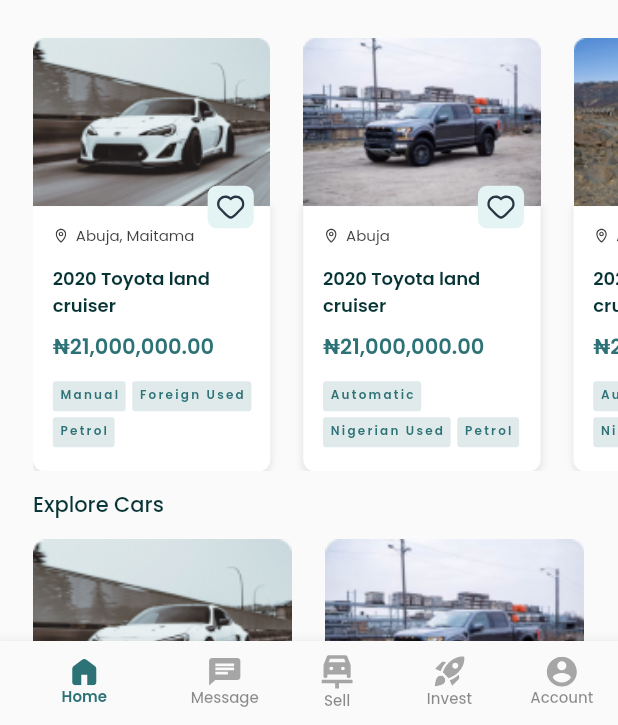
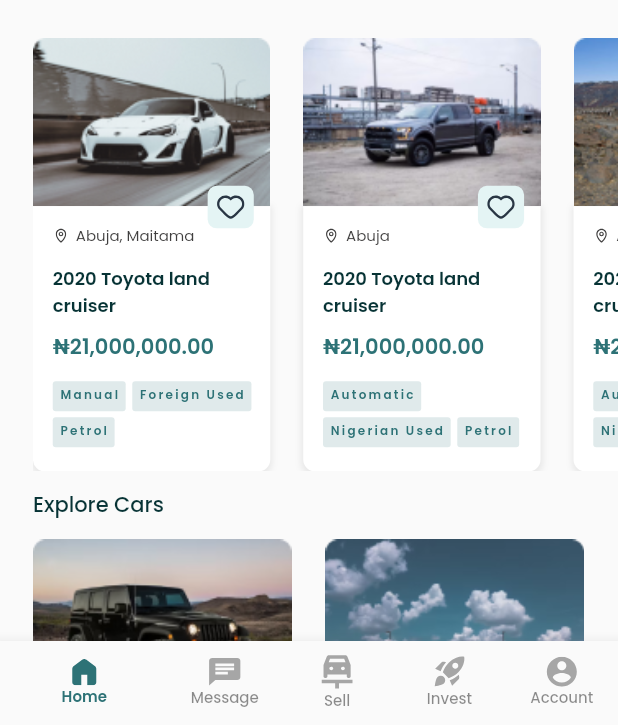
Before and after one commit to OjoMutiu/Car-Dealership, a Flutter app: the screen it shows after launch, scrolled down 576 dp, on a phone screen of 412 x 824 dp, the part 511-1236 px from its top. Run offline on Flutter 3.47's test engine with Material 2 defaults, Android fonts, the phone set to English and light mode, and no system bars; our stand-ins replace flutter_svg, google_fonts.

Commit message:
Home Page UI update

```diff
--- a/lib/src/screens/home/body.dart
+++ b/lib/src/screens/home/body.dart
@@ -120,19 +120,19 @@
                       crossAxisCount: 2,
                       childAspectRatio: 0.65,
                     ),
-                    itemCount: demoOloworayAutosCars.length,
+                    itemCount: demoExploreCars.length,
                     itemBuilder: (context, index) {
                       return CarCad(
                           width: 157,
-                          year: demoOloworayAutosCars[index].yearOfManufacture,
-                          price: demoOloworayAutosCars[index].priceOfCar,
-                          make: demoOloworayAutosCars[index].make,
-                          model: demoOloworayAutosCars[index].model,
-                          location: demoOloworayAutosCars[index].region,
-                          transmission: demoOloworayAutosCars[index].transmission,
-                          fuel: demoOloworayAutosCars[index].fuel,
-                          condition: demoOloworayAutosCars[index].condition,
-                          image: demoOloworayAutosCars[index].images[0],
+                          year: demoExploreCars[index].yearOfManufacture,
+                          price: demoExploreCars[index].priceOfCar,
+                          make: demoExploreCars[index].make,
+                          model: demoExploreCars[index].model,
+                          location: demoExploreCars[index].region,
+                          transmission: demoExploreCars[index].transmission,
+                          fuel: demoExploreCars[index].fuel,
+                          condition: demoExploreCars[index].condition,
+                          image: demoExploreCars[index].images[0],
                           onTapCar: () {},
                           onTapFav: () {},
                       );
--- a/lib/src/screens/home/model/car_model.dart
+++ b/lib/src/screens/home/model/car_model.dart
@@ -217,7 +217,7 @@
 ];
 List<Car> demoExploreCars = [
   Car(
-      images: ['assets/images/home_screen/image3.png'],
+      images: ['assets/images/home_screen/image6.png'],
       make: 'Toyota',
       model: 'land cruiser',
       body: 'sedan',
@@ -232,7 +232,7 @@
       isRegistered: true,
       condition: 'Foreign Used'),
   Car(
-      images: ['assets/images/home_screen/image4.png'],
+      images: ['assets/images/home_screen/image7.png'],
       make: 'Toyota',
       model: 'land cruiser',
       body: 'sedan',
@@ -247,7 +247,7 @@
       isRegistered: true,
       condition: 'Nigerian Used'),
   Car(
-      images: ['assets/images/home_screen/image5.png'],
+      images: ['assets/images/home_screen/image8.png'],
       make: 'Toyota',
       model: 'land cruiser',
       body: 'sedan',
@@ -262,7 +262,7 @@
       isRegistered: true,
       condition: 'Nigerian Used'),
   Car(
-      images: ['assets/images/home_screen/image3.png'],
+      images: ['assets/images/home_screen/image9.png'],
       make: 'Toyota',
       model: 'land cruiser',
       body: 'sedan',
@@ -277,7 +277,7 @@
       isRegistered: true,
       condition: 'Nigerian Used'),
   Car(
-      images: ['assets/images/home_screen/image3.png'],
+      images: ['assets/images/home_screen/image10.png'],
       make: 'Toyota',
       model: 'land cruiser',
       body: 'sedan',
@@ -292,7 +292,7 @@
       isRegistered: true,
       condition: 'Nigerian Used'),
   Car(
-      images: ['assets/images/home_screen/image5.png'],
+      images: ['assets/images/home_screen/image11.png'],
       make: 'Toyota',
       model: 'land cruiser',
       body: 'sedan',
@@ -306,5 +306,34 @@
       mileage: 1234,
       isRegistered: true,
       condition: 'Nigerian Used'),
-
+  Car(
+      images: ['assets/images/home_screen/image13.png'],
+      make: 'Toyota',
+      model: 'land cruiser',
+      body: 'sedan',
+      transmission: 'Automatic',
+      fuel: 'Petrol',
+      color: ['Red', 'Blue', 'Gray', 'White'],
+      certified: 'certified',
+      region: 'Abuja',
+      priceOfCar: 21000000,
+      yearOfManufacture: 2020,
+      mileage: 1234,
+      isRegistered: true,
+      condition: 'Nigerian Used'),
+  Car(
+      images: ['assets/images/home_screen/image14.png'],
+      make: 'Toyota',
+      model: 'land cruiser',
+      body: 'sedan',
+      transmission: 'Automatic',
+      fuel: 'Petrol',
+      color: ['Red', 'Blue', 'Gray', 'White'],
+      certified: 'certified',
+      region: 'Abuja',
+      priceOfCar: 21000000,
+      yearOfManufacture: 2020,
+      mileage: 1234,
+      isRegistered: true,
+      condition: 'Nigerian Used'),
 ];
```
Also changed, not shown: assets/images/home_screen/image10.png (added), assets/images/home_screen/image11.png (added), assets/images/home_screen/image13.png (added), assets/images/home_screen/image14.png (added), assets/images/home_screen/image6.png (added), assets/images/home_screen/image7.png (added), assets/images/home_screen/image8.png (added), assets/images/home_screen/image9.png (added).
